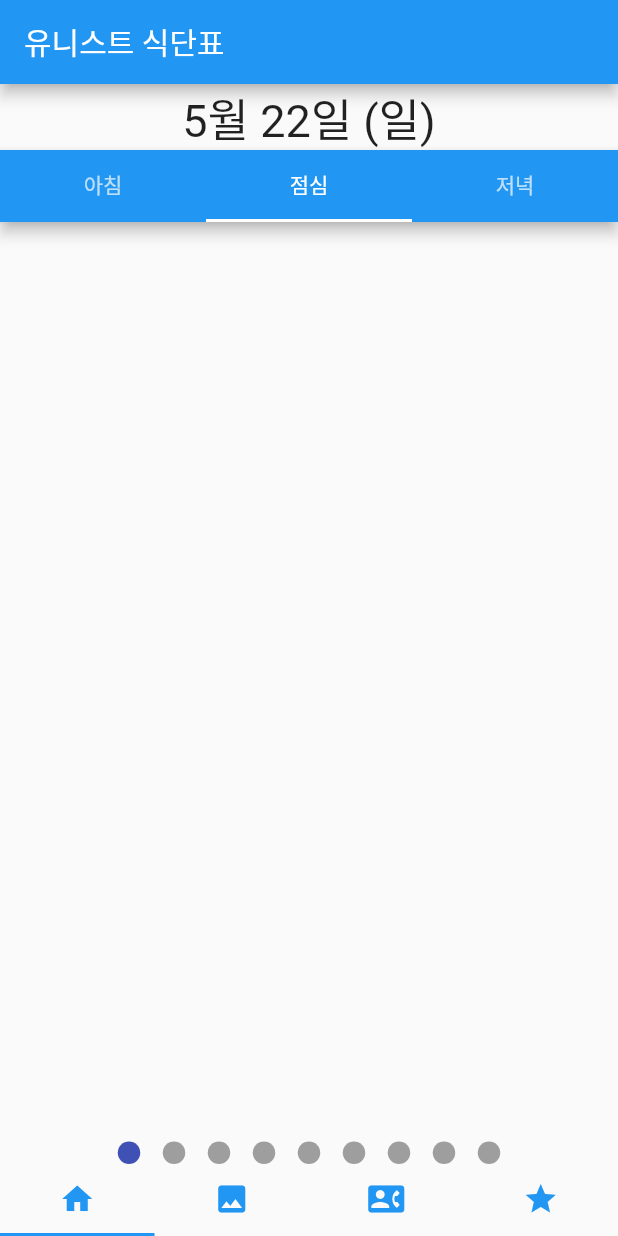
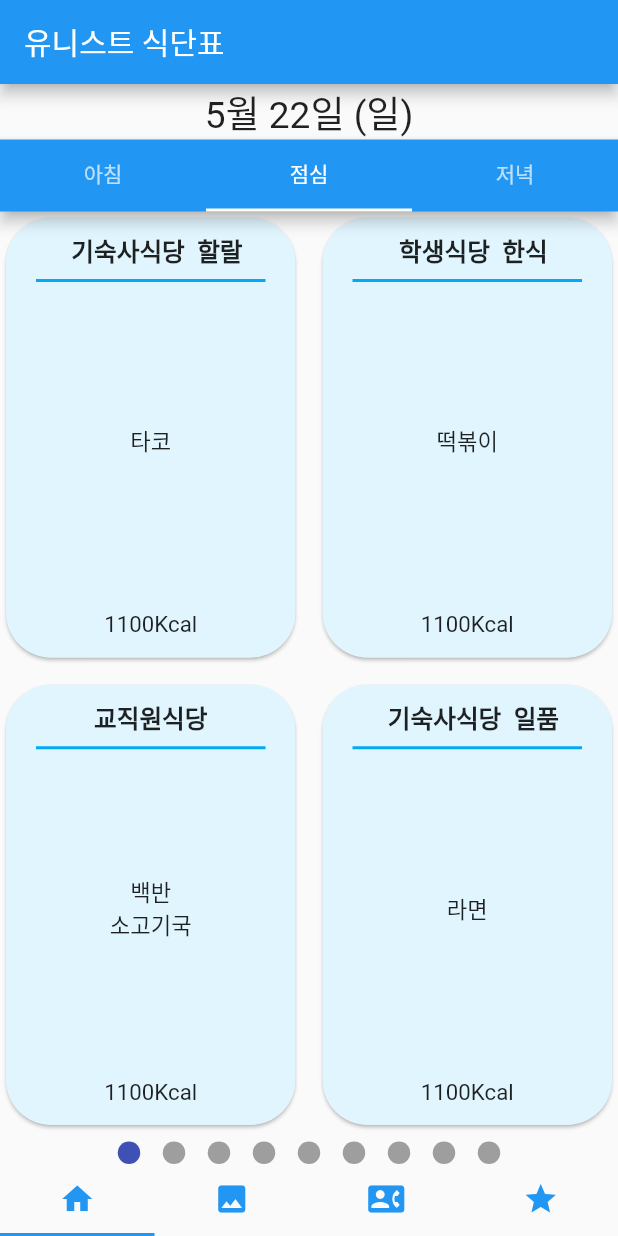
Before and after one commit to mad-unist/UNISTMEAL, a Flutter app: the screen it shows after launch, on a phone screen of 412 x 824 dp. Run offline on Flutter 3.47's test engine with Material 2 defaults, Android fonts, the phone set to English and light mode, and no system bars; drawn by our look-alikes of smooth_page_indicator; our stand-ins replace flutter_slidable, photo_view, shared_preferences, sqflite; missing offline and left inert: flutter_phone_direct_caller; accounts and stored records are empty; network calls fail.

Commit message:
relative font size

```diff
--- a/lib/main.dart
+++ b/lib/main.dart
@@ -82,14 +82,14 @@
       return "Sucessful";
     }
     fetchPost();
-    mealList.add(Meal(place: "기숙사식당", type: "일품", time: "아침", content: "우동", month: 5, day: 21, calorie: 1100));
-    mealList.add(Meal(place: "기숙사식당", type: "할랄", time: "점심", content: "타코", month: 5, day: 21, calorie: 1100));
-    mealList.add(Meal(place: "학생식당", type: "한식", time: "점심", content: "떡볶이", month: 5, day: 21, calorie: 1100));
-    mealList.add(Meal(place: "교직원식당", type: "", time: "점심", content: "백반\n소고기국", month: 5, day: 21, calorie: 1100));
-    mealList.add(Meal(place: "기숙사식당", type: "일품", time: "점심", content: "라면", month: 5, day: 21, calorie: 1100));
-    mealList.add(Meal(place: "기숙사식당", type: "할랄", time: "점심", content: "샐러드", month: 5, day: 21, calorie: 1100));
-    mealList.add(Meal(place: "학생식당", type: "한식", time: "저녁", content: "치즈돈까스", month: 5, day: 21, calorie: 1100));
-    mealList.add(Meal(place: "교직원식당", type: "", time: "저녁", content: "스테이크", month: 5, day: 21, calorie: 1100));
+    mealList.add(Meal(place: "기숙사식당", type: "일품", time: "아침", content: "우동", month: 5, day: 22, calorie: 1100));
+    mealList.add(Meal(place: "기숙사식당", type: "할랄", time: "점심", content: "타코", month: 5, day: 22, calorie: 1100));
+    mealList.add(Meal(place: "학생식당", type: "한식", time: "점심", content: "떡볶이", month: 5, day: 22, calorie: 1100));
+    mealList.add(Meal(place: "교직원식당", type: "", time: "점심", content: "백반\n소고기국", month: 5, day: 22, calorie: 1100));
+    mealList.add(Meal(place: "기숙사식당", type: "일품", time: "점심", content: "라면", month: 5, day: 22, calorie: 1100));
+    mealList.add(Meal(place: "기숙사식당", type: "할랄", time: "점심", content: "샐러드", month: 5, day: 22, calorie: 1100));
+    mealList.add(Meal(place: "학생식당", type: "한식", time: "저녁", content: "치즈돈까스", month: 5, day: 22, calorie: 1100));
+    mealList.add(Meal(place: "교직원식당", type: "", time: "저녁", content: "스테이크", month: 5, day: 22, calorie: 1100));
 
     // photo API 연동
     Future<String> fetchPhotos() async {
--- a/lib/sub/firstPage.dart
+++ b/lib/sub/firstPage.dart
@@ -51,7 +51,7 @@
     var children = <Widget>[];
     for (var i = 0; i < 9; i++) {
       var d = DateTime.now().add(Duration(days: i));
-      children.add(exampleTabView(d.month, d.day , DateFormat.E('ko_KR').format(d)));
+      children.add(exampleTabView(d.month, d.day , DateFormat.E('ko_KR').format(d), context));
     }
     return Material(
       child: Scaffold(
@@ -91,12 +91,14 @@
       ),
     );
   }
-  Widget exampleTabView(month, day, korday) {
+  Widget exampleTabView(month, day, korday, context) {
+    double unitHeightValue = MediaQuery.of(context).size.height * 0.01;
+    double multiplier = 3;
     List<Meal>? newlist = list?.where((data) => data.month == month && data.day == day).toList();
     return Scaffold(
       body: Column(
         children: [
-          Text('${month}월 ${day}일 (${korday})', textAlign: TextAlign.center, style: TextStyle(fontSize: 30)),
+          Text('${month}월 ${day}일 (${korday})', textAlign: TextAlign.center, style: TextStyle(fontSize: multiplier * unitHeightValue)),
           Expanded(
             child: Scaffold(
               appBar: AppBar(
@@ -132,6 +134,8 @@
         primary: true,
         shrinkWrap: true,
         itemBuilder: (context, position) {
+          double unitHeightValue = MediaQuery.of(context).size.height * 0.01;
+          double multiplier = 1.8;
           return Container(
             child: Card(
               shape: RoundedRectangleBorder(
@@ -145,7 +149,7 @@
                       alignment: Alignment.topCenter,
                       child: Column(
                         children: [
-                          Text('  ${glist?[position].place}  ${glist?[position].type}', textAlign: TextAlign.start, style: TextStyle(fontWeight: FontWeight.bold),),
+                          Text('  ${glist?[position].place}  ${glist?[position].type}', textAlign: TextAlign.start, style: TextStyle(fontWeight: FontWeight.bold, fontSize: 2 * unitHeightValue,),),
                           Divider(
                             thickness: 2,
                             indent: 20,
@@ -160,14 +164,14 @@
                   Container(
                     child: Align(
                       alignment: Alignment.center,
-                      child: Text((glist?[position].content)!, textAlign: TextAlign.center, style: TextStyle(height: 2,),),
+                      child: Text((glist?[position].content)!, textAlign: TextAlign.center, style: TextStyle(height: 1.5, fontSize: multiplier * unitHeightValue,),),
                     ),
                     padding: EdgeInsets.only(top: 5,),
                   ),
                   Container(
                     child: Align(
                       alignment: Alignment.bottomCenter,
-                      child: Text('${glist![position].calorie!}Kcal'),
+                      child: Text('${glist![position].calorie!}Kcal',  style: TextStyle(height: 2, fontSize: multiplier * unitHeightValue,),),
                     ),
                     padding: EdgeInsets.only(bottom: 10,),
                   ),
--- a/lib/sub/fourthPage.dart
+++ b/lib/sub/fourthPage.dart
@@ -141,6 +141,7 @@
       child: ListView.builder(
         itemBuilder: (context, position) {
           MediaQueryData queryData = MediaQuery.of(context);
+          double unitHeightValue = MediaQuery.of(context).size.height * 0.01;
           return Container(
             alignment: Alignment.center,
             child: Slidable(
@@ -186,7 +187,7 @@
                   alignment: Alignment.center,
                   height: 0.1 * queryData.size.height,
                   width: 0.98 * queryData.size.width,
-                  child: Text((bookmarkList?[position])!, textAlign: TextAlign.center,),
+                  child: Text((bookmarkList?[position])!, textAlign: TextAlign.center, style: TextStyle(fontSize: 2.5 * unitHeightValue,),),
                 ),
               ),
             ),
```
Also changed, not shown: lib/sub/thirdPage.dart (+8 -14 lines).
